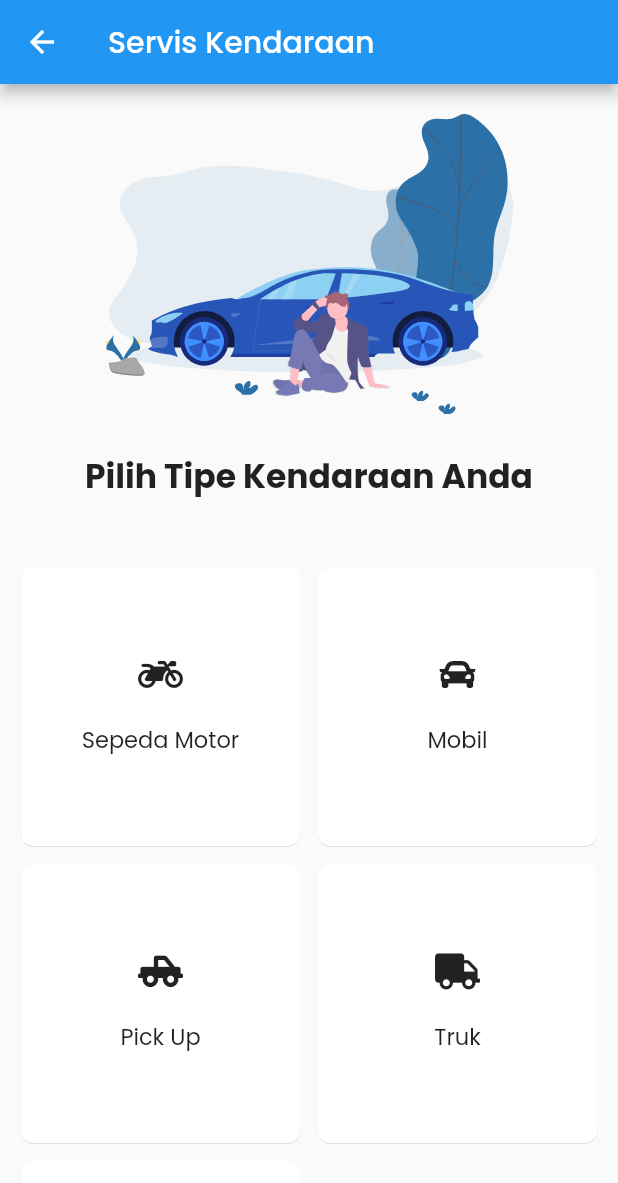
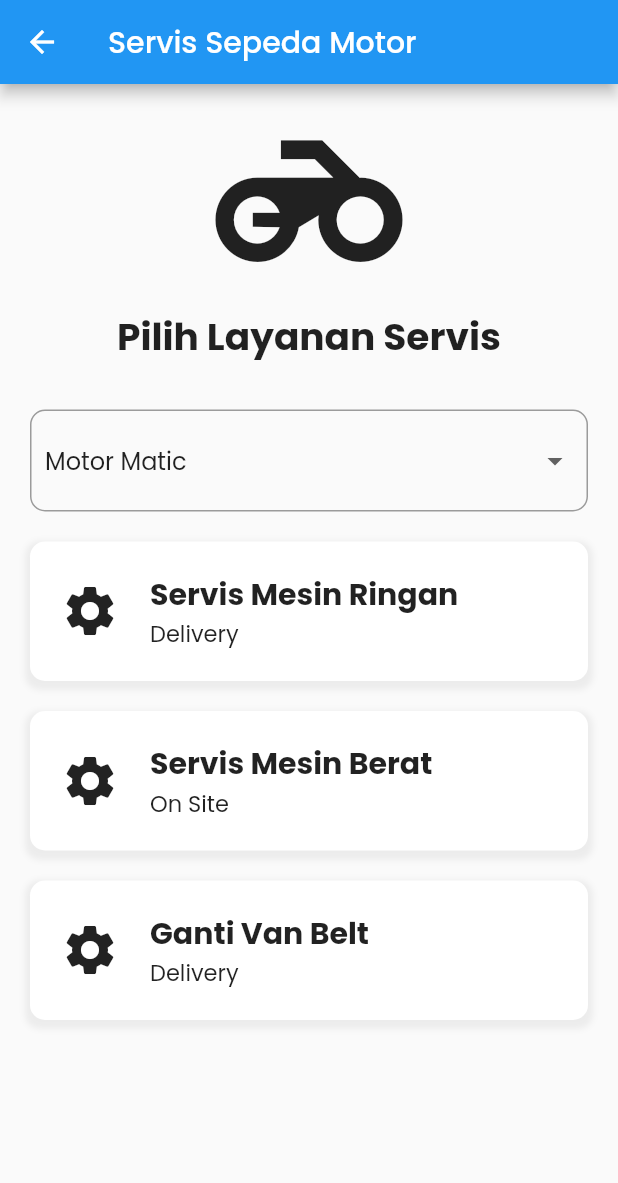
Before and after one commit to davidmahbubi/bengkol-app, a Flutter app: the ServicePage screen opened directly, after a tap on "Sepeda Motor", on a phone screen of 412 x 824 dp. Shown: the top 1183 px of the screen. Run offline on Flutter 3.47's test engine with Material 2 defaults, Android fonts, the phone set to English and light mode, and no system bars; our stand-ins replace flutter_svg, font_awesome_flutter, get_it, get_storage, rflutter_alert; accounts and stored records are empty.

Commit message:
Added service page

```diff
--- a/lib/src/pages/service.dart
+++ b/lib/src/pages/service.dart
@@ -1,6 +1,7 @@
 import 'package:flutter/material.dart';
 import 'package:flutter_svg/flutter_svg.dart';
 import 'package:font_awesome_flutter/font_awesome_flutter.dart';
+import './services/motorcycle_service.dart';
 
 class ServicePage extends StatefulWidget {
 
@@ -14,7 +15,7 @@ class ServicePage extends StatefulWidget {
 class ServiceState extends State<ServicePage> {
 
   List vehicleTypes = [
-    [FaIcon(FontAwesomeIcons.motorcycle), 'Sepeda Motor'],
+    [FaIcon(FontAwesomeIcons.motorcycle), 'Sepeda Motor', MotorcycleService()],
     [FaIcon(FontAwesomeIcons.car), 'Mobil'],
     [FaIcon(FontAwesomeIcons.truckPickup), 'Pick Up'],
     [FaIcon(FontAwesomeIcons.truck), 'Truk'],
@@ -91,6 +92,7 @@ class ServiceState extends State<ServicePage> {
                                   ],
                                 ),
                                 onTap: () {
+                                  Navigator.push(context, MaterialPageRoute(builder: (BuildContext context) => MotorcycleService()));
                                 },
                               ),
                             );
--- /dev/null
+++ b/lib/src/pages/services/motorcycle_service.dart
@@ -0,0 +1,252 @@
+import 'package:flutter/material.dart';
+import 'package:font_awesome_flutter/font_awesome_flutter.dart';
+
+class MotorcycleService extends StatefulWidget {
+
+  @override
+  State<StatefulWidget> createState() {
+    return MotorcycleServiceState();
+  }
+
+}
+
+class MotorcycleServiceState extends State<MotorcycleService> {
+
+  String? jenisMotor = 'Motor Matic';
+
+  Widget build(BuildContext context) {
+    return Scaffold(
+      appBar: AppBar(
+        title: Text('Servis Sepeda Motor'),
+      ),
+      body: ListView(
+        children: [
+          Icon(
+            Icons.motorcycle,
+            size: 150,
+          ),
+          Align(
+            alignment: Alignment.center,
+            child: Text('Pilih Layanan Servis', style: TextStyle(
+              fontSize: 25,
+              fontWeight: FontWeight.bold
+            )),
+          ),
+          Form(
+            child: Container(
+              margin: EdgeInsets.only(left: 20, right: 20, top: 30),
+              child: Column(
+              children: [
+                Container(
+                  width: double.infinity,
+                  child: InputDecorator(
+                    decoration: InputDecoration(
+                      contentPadding: EdgeInsets.all(10),
+                      border: OutlineInputBorder(
+                        borderRadius: BorderRadius.circular(10)
+                      ),
+                    ),
+                    child: DropdownButtonHideUnderline(
+                      child: DropdownButton(
+                        borderRadius: BorderRadius.circular(10),
+                        value: jenisMotor,
+                        hint: Text('Tipe Motor'),
+                        isExpanded: true,
+                        items: ['Motor Matic', 'Motor Bebek', 'Motor Sport'].map((e) {
+                          return DropdownMenuItem<String>(value: e, child: Text(e));
+                        }).toList(),
+                        onChanged: (String? item) {
+                          setState(() {
+                            jenisMotor = item;
+                          });
+                        }
+                      )
+                    )
+                  ),
+                ),
+                Container(
+                  padding: EdgeInsets.all(20),
+                  decoration: BoxDecoration(
+                    color: Colors.white,
+                    borderRadius: BorderRadius.circular(10),
+                    boxShadow: [
+                      BoxShadow(
+                        color: Colors.grey.withOpacity(0.15),
+                        spreadRadius: 3,
+                        blurRadius: 3,
+                        offset: Offset(0, 3)
+                      )
+                    ]
+                  ),
+                  margin: EdgeInsets.only(top: 20),
+                  child: InkWell(
+                  onTap: () {
+                    print('Hello world');
+                  },
+                  child: Row(
+                    children: [
+                      Column(
+                        children: [
+                          Icon(Icons.settings, size: 40)
+                        ],
+                      ),
+                      Container(
+                        margin: EdgeInsets.only(left: 20,),
+                        child: Column(
+                          crossAxisAlignment: CrossAxisAlignment.start,
+                          children: [
+                            Container(
+                              child: Align(
+                                alignment: Alignment.centerLeft,
+                                child: Text(
+                                  'Servis Mesin Ringan',
+                                  style: TextStyle(
+                                    fontSize: 20,
+                                    fontWeight: FontWeight.bold,
+                                  )
+                                ),
+                              ),
+                            ),
+                            Container(
+                              child: Align(
+                                alignment: Alignment.centerLeft,
+                                child: Text(
+                                  'Delivery',
+                                  style: TextStyle(
+                                    fontSize: 15
+                                  )
+                                ),
+                              ),
+                            ),
+                          ],
+                      ))
+                    ],
+                  )
+                )),
+                Container(
+                  padding: EdgeInsets.all(20),
+                  decoration: BoxDecoration(
+                    color: Colors.white,
+                    borderRadius: BorderRadius.circular(10),
+                    boxShadow: [
+                      BoxShadow(
+                        color: Colors.grey.withOpacity(0.15),
+                        spreadRadius: 3,
+                        blurRadius: 3,
+                        offset: Offset(0, 3)
+                      )
+                    ]
+                  ),
+                  margin: EdgeInsets.only(top: 20),
+                  child: InkWell(
+                  onTap: () {
+                    print('Hello world');
+                  },
+                  child: Row(
+                    children: [
+                      Column(
+                        children: [
+                          Icon(Icons.settings, size: 40)
+                        ],
+                      ),
+                      Container(
+                        margin: EdgeInsets.only(left: 20,),
+                        child: Column(
+                          crossAxisAlignment: CrossAxisAlignment.start,
+                          children: [
+                            Container(
+                              child: Align(
+                                alignment: Alignment.centerLeft,
+                                child: Text(
+                                  'Servis Mesin Berat',
+                                  style: TextStyle(
+                                    fontSize: 20,
+                                    fontWeight: FontWeight.bold,
+                                  )
+                                ),
+                              ),
+                            ),
+                            Container(
+                              child: Align(
+                                alignment: Alignment.centerLeft,
+                                child: Text(
+                                  'On Site',
+                                  style: TextStyle(
+                                    fontSize: 15
+                                  )
+                                ),
+                              ),
+                            ),
+                          ],
+                      ))
+                    ],
+                  )
+                )),
+                Container(
+                  padding: EdgeInsets.all(20),
+                  decoration: BoxDecoration(
+                    color: Colors.white,
+                    borderRadius: BorderRadius.circular(10),
+                    boxShadow: [
+                      BoxShadow(
+                        color: Colors.grey.withOpacity(0.15),
+                        spreadRadius: 3,
+                        blurRadius: 3,
+                        offset: Offset(0, 3)
+                      )
+                    ]
+                  ),
+                  margin: EdgeInsets.only(top: 20),
+                  child: InkWell(
+                  onTap: () {
+                    print('Hello world');
+                  },
+                  child: Row(
+                    children: [
+                      Column(
+                        children: [
+                          Icon(Icons.settings, size: 40)
+                        ],
+                      ),
+                      Container(
+                        margin: EdgeInsets.only(left: 20,),
+                        child: Column(
+                          crossAxisAlignment: CrossAxisAlignment.start,
+                          children: [
+                            Container(
+                              child: Align(
+                                alignment: Alignment.centerLeft,
+                                child: Text(
+                                  'Ganti Van Belt',
+                                  style: TextStyle(
+                                    fontSize: 20,
+                                    fontWeight: FontWeight.bold,
+                                  )
+                                ),
+                              ),
+                            ),
+                            Container(
+                              child: Align(
+                                alignment: Alignment.centerLeft,
+                                child: Text(
+                                  'Delivery',
+                                  style: TextStyle(
+                                    fontSize: 15
+                                  )
+                                ),
+                              ),
+                            ),
+                          ],
+                      ))
+                    ],
+                  )
+                ))
+              ],
+            ))
+          )
+        ],
+      ),
+    );
+  }
+
+}
```
